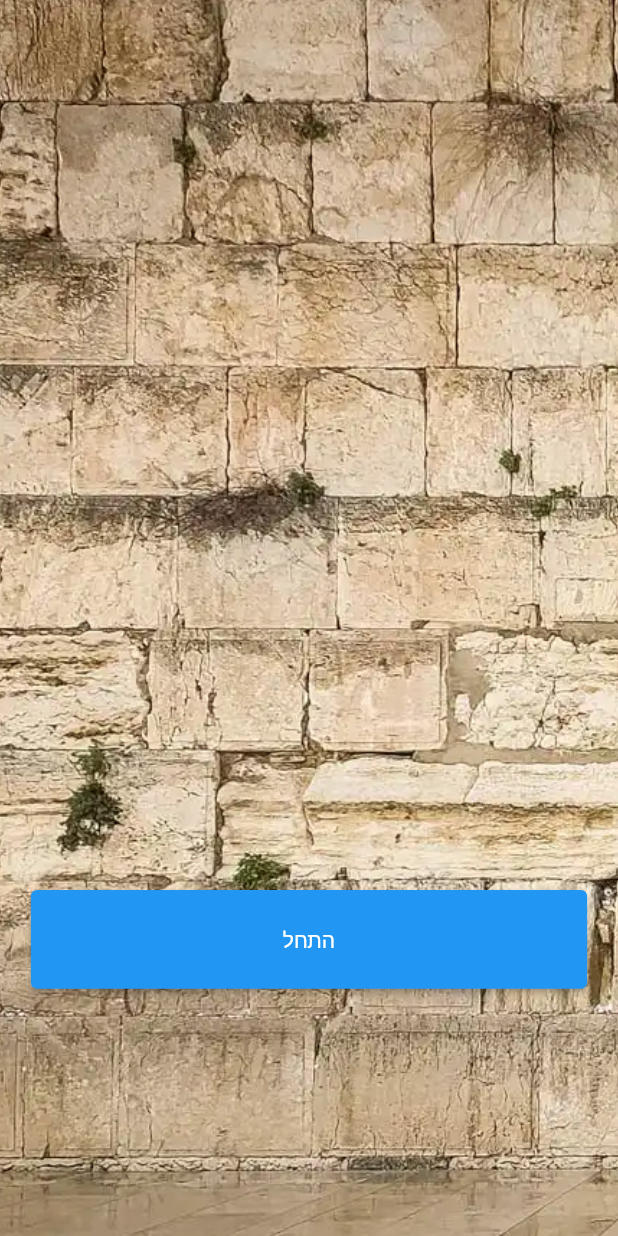
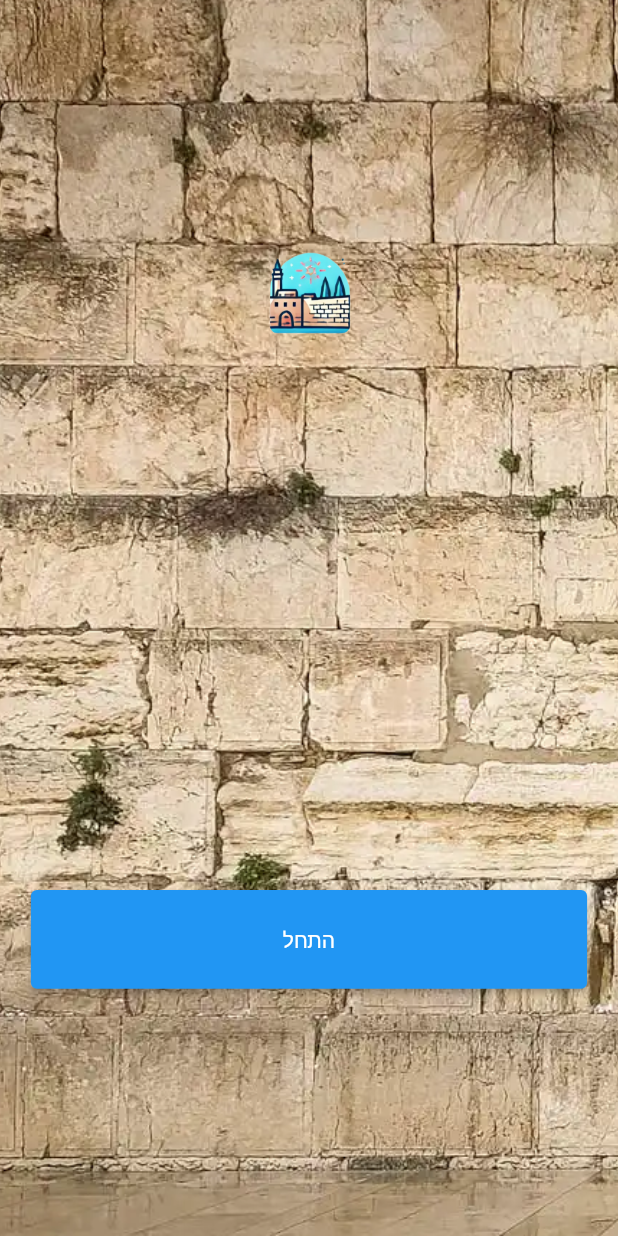
Before and after one commit to puzolabs/hamikdash-frontend, a Flutter app: the screen it shows after launch, on a phone screen of 412 x 824 dp. Run offline on Flutter 3.47's test engine with Material 2 defaults, Android fonts, the phone set to English and light mode, and no system bars.

Commit message:
added icon

```diff
--- a/hamikdash_sheli/lib/pages/welcome_page.dart
+++ b/hamikdash_sheli/lib/pages/welcome_page.dart
@@ -37,6 +37,15 @@ class WelcomePage extends StatelessWidget {
               ),
             ),
             Container(
+              padding: EdgeInsets.fromLTRB(0, screenHeight * 0.2, 0, 0),
+              //alignment: Alignment.topCenter,
+              child: SizedBox(
+                width: double.infinity,
+                height: screenHeight * 0.08,
+                child: Image.asset('lib/assets/images/icon.png'),
+              ),
+            ),
+            Container(
               padding: EdgeInsets.fromLTRB(screenWidth * 0.05, 0, screenWidth * 0.05, screenHeight * 0.2), //const EdgeInsets.fromLTRB(20, 0, 20, 150),
               alignment: Alignment.bottomCenter,
               child: SizedBox(
```
Also changed, not shown: hamikdash_sheli/lib/assets/images/icon.png (added).
